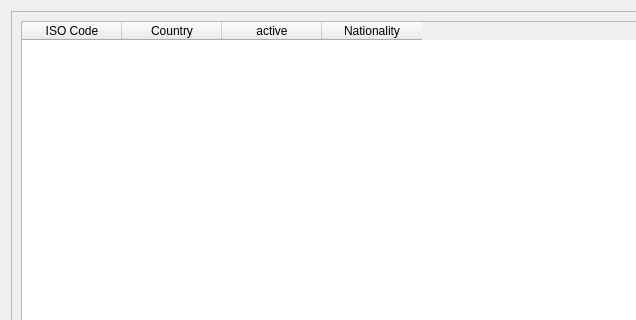
This is pordb_land.ui in hwmay/pordb3 as Qt 5 draws it before an edit; both pictures show x 0 to 636 and y 0 to 320 of the 735 by 905 pixel window. The edited form follows.
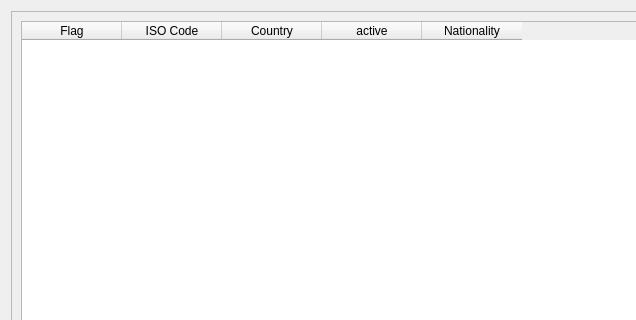
This is the edited form. Icons and pictures are not drawn.

Commit message: New function: added flags and icons in country screen

```diff
--- a/pordb_land.ui
+++ b/pordb_land.ui
@@ -34,6 +34,14 @@
           <property name="whatsThis">
            <string>Here you can enter countries with their ISO codes and the corresponding nationality. By setting an &quot;X&quot; in column &quot;active&quot;, this country will appear in the combo box on the actors tab and can be used for adding new actors.</string>
           </property>
+          <property name="sortingEnabled">
+           <bool>true</bool>
+          </property>
+          <column>
+           <property name="text">
+            <string>Flag</string>
+           </property>
+          </column>
           <column>
            <property name="text">
             <string>ISO Code</string>
```
The commit also changes 4 other files.
